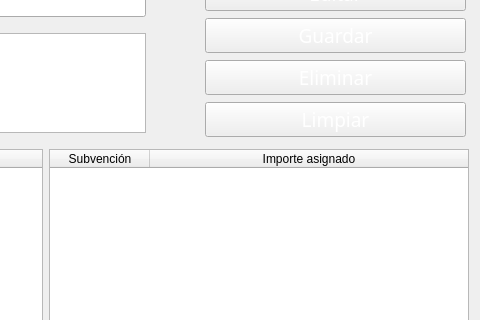
Orphereum/2DAM_DI_Universidad, file app/view/ProyectoPage.ui: the form before one commit; both pictures show x 388 to 868 and y 182 to 502 of the 868 by 599 pixel window.
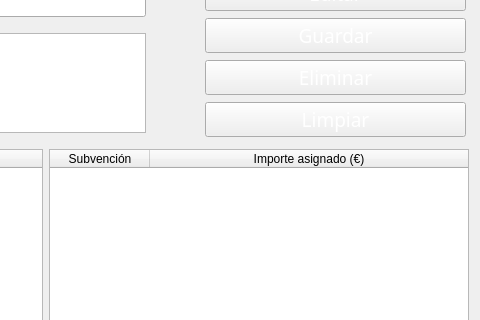
The form after the commit.

Commit message: preuba 2 en el ui

Diff of the .ui file:
```diff
--- a/app/view/ProyectoPage.ui
+++ b/app/view/ProyectoPage.ui
@@ -330,7 +330,7 @@
        </column>
        <column>
         <property name="text">
-         <string>Importe asignado</string>
+         <string>Importe asignado (€)</string>
         </property>
        </column>
       </widget>
```
The commit also changes 1 other file.
